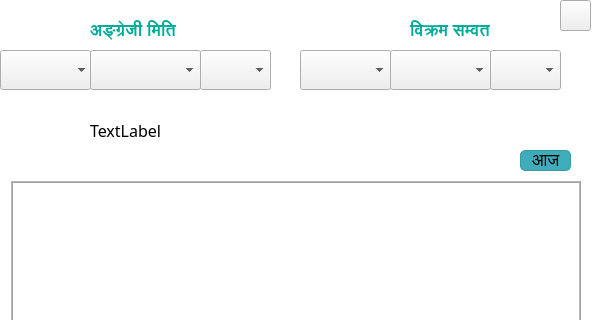
This is calendarwindow.ui in khumnath/nepdate as Qt 5 draws it before an edit; both pictures show x 0 to 595 and y 0 to 320 of the 595 by 570 pixel window. The edited form follows.
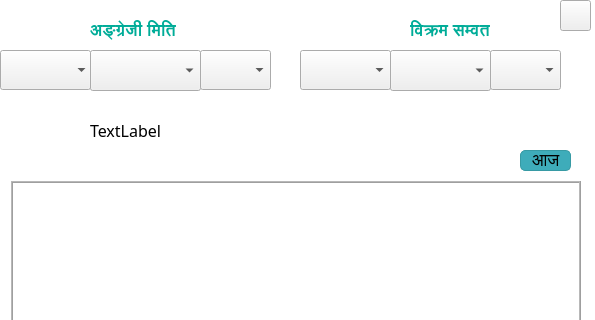
This is the edited form. Icons and pictures are not drawn.

Commit message: fix errors from windows build

Diff of the .ui file:
```diff
--- a/calendarwindow.ui
+++ b/calendarwindow.ui
@@ -101,7 +101,7 @@
       <x>90</x>
       <y>50</y>
       <width>111</width>
-      <height>40</height>
+      <height>41</height>
      </rect>
     </property>
     <property name="font">
@@ -155,7 +155,7 @@
       <x>390</x>
       <y>50</y>
       <width>101</width>
-      <height>40</height>
+      <height>41</height>
      </rect>
     </property>
     <property name="font">
```
Left out of the diff: 9 changed lines with no effect on the pictures. The commit also changes 2 other files.
